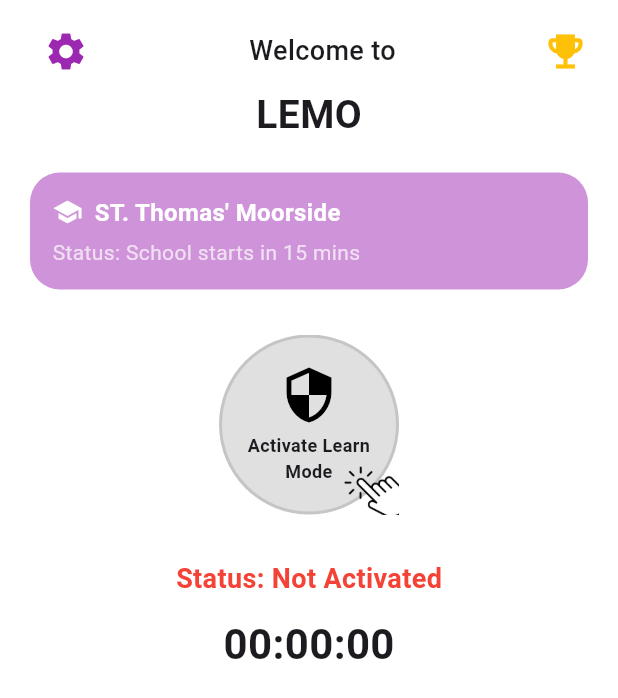
After one commit to Earbaj/test_repo, a Flutter app: the Dashboardscreen screen opened directly, on a phone screen of 412 x 824 dp. The commit adds this screen. Shown: the top 698 px of the screen. Run offline on Flutter 3.47's test engine with Material 3 defaults, Android fonts, the phone set to English and light mode, and no system bars; our stand-ins replace smooth_page_indicator; missing offline and left inert: mobile_scanner.

Commit message:
add dashboard screen

```diff
--- /dev/null
+++ b/lib/dashboardScreen.dart
@@ -0,0 +1,119 @@
+import 'package:flutter/material.dart';
+
+class Dashboardscreen extends StatefulWidget {
+  const Dashboardscreen({super.key});
+
+  @override
+  State<Dashboardscreen> createState() => _DashboardscreenState();
+}
+
+class _DashboardscreenState extends State<Dashboardscreen> {
+  @override
+  Widget build(BuildContext context) {
+    return Scaffold(
+      backgroundColor: Colors.white,
+      body: SafeArea(
+        child: Padding(
+          padding: const EdgeInsets.symmetric(horizontal: 20, vertical: 10),
+          child: Column(
+            children: [
+              // App Bar with Icons
+              Row(
+                mainAxisAlignment: MainAxisAlignment.spaceBetween,
+                children: [
+                  IconButton(
+                    icon: Icon(Icons.settings, color: Colors.purple, size: 30),
+                    onPressed: () {},
+                  ),
+                  Text(
+                    "Welcome to",
+                    style: TextStyle(fontSize: 18, fontWeight: FontWeight.w500),
+                  ),
+                  Icon(Icons.emoji_events, color: Colors.amber, size: 30),
+                ],
+              ),
+              Text(
+                "LEMO",
+                style: TextStyle(fontSize: 26, fontWeight: FontWeight.bold),
+              ),
+              SizedBox(height: 20),
+              // School Status Card
+              Container(
+                padding: EdgeInsets.all(15),
+                decoration: BoxDecoration(
+                  color: Colors.purple.shade200,
+                  borderRadius: BorderRadius.circular(20),
+                ),
+                child: Column(
+                  crossAxisAlignment: CrossAxisAlignment.start,
+                  children: [
+                    Row(
+                      children: [
+                        Icon(Icons.school, color: Colors.white, size: 20),
+                        SizedBox(width: 8),
+                        Text(
+                          "ST. Thomas' Moorside",
+                          style: TextStyle(fontSize: 16, color: Colors.white, fontWeight: FontWeight.bold),
+                        ),
+                      ],
+                    ),
+                    SizedBox(height: 5),
+                    Text(
+                      "Status: School starts in 15 mins",
+                      style: TextStyle(fontSize: 14, color: Colors.white70),
+                    ),
+                  ],
+                ),
+              ),
+              SizedBox(height: 30),
+              // Learn Mode Button
+              Stack(
+                alignment: Alignment.center,
+                children: [
+                  Container(
+                    width: 120,
+                    height: 120,
+                    decoration: BoxDecoration(
+                      shape: BoxShape.circle,
+                      color: Colors.grey.shade300,
+                      border: Border.all(color: Colors.black12, width: 2),
+                    ),
+                    child: Column(
+                      mainAxisAlignment: MainAxisAlignment.center,
+                      children: [
+                        Icon(Icons.security, size: 40, color: Colors.black),
+                        SizedBox(height: 5),
+                        Text(
+                          "Activate Learn Mode",
+                          textAlign: TextAlign.center,
+                          style: TextStyle(fontSize: 12, fontWeight: FontWeight.bold),
+                        ),
+                      ],
+                    ),
+                  ),
+                  Positioned(
+                    right: -10,
+                    bottom: -10,
+                    child: Image.asset("assets/hand.png", width: 50), // Replace with actual image asset
+                  ),
+                ],
+              ),
+              SizedBox(height: 30),
+              // Status Text
+              Text(
+                "Status: Not Activated",
+                style: TextStyle(fontSize: 18, color: Colors.red, fontWeight: FontWeight.bold),
+              ),
+              SizedBox(height: 10),
+              // Timer Text
+              Text(
+                "00:00:00",
+                style: TextStyle(fontSize: 28, fontWeight: FontWeight.bold),
+              ),
+            ],
+          ),
+        ),
+      ),
+    );
+  }
+}
--- a/lib/loginPage.dart
+++ b/lib/loginPage.dart
@@ -3,6 +3,7 @@ import 'package:flutter/material.dart';
 import 'package:untitled/resetPassword.dart';
 import 'package:untitled/signuppage.dart';
 
+import 'dashboardScreen.dart';
 import 'forgotePassword.dart';
 
 class Loginpage extends StatefulWidget {
@@ -152,7 +153,11 @@ class _LoginpageState extends State<Loginpage> {
                     onPressed: () {
                       if (_formKey.currentState!.validate()) {
                         print('Email: $_email, Password: $_password');
-
+                        //do something
+                        Navigator.pushReplacement(
+                          context,
+                          MaterialPageRoute(builder: (context) => const Dashboardscreen()),
+                        );
                       }
                     },
                     style: ElevatedButton.styleFrom(
--- a/pubspec.yaml
+++ b/pubspec.yaml
@@ -67,6 +67,7 @@ flutter:
     - assets/school_boy_with_notebook.png
     - assets/girl_and_boy.png
     - assets/qr_code.png
+    - assets/hand.png
   #   - images/a_dot_ham.jpeg
 
   # An image asset can refer to one or more resolution-specific "variants", see
```
Also changed, not shown: assets/hand.png (added), 4 other files.
